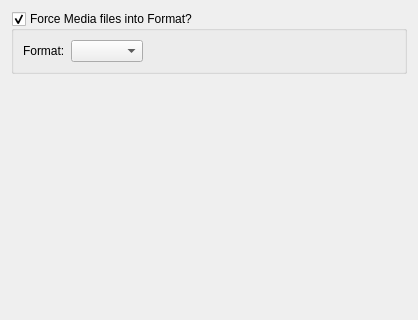
Old version of the form Preferences/UI/MakeMKVGeneralSettings.ui in the repository towel42-com/MediaManager; both pictures show x 0 to 418 and y 0 to 320 of the 418 by 535 pixel window.
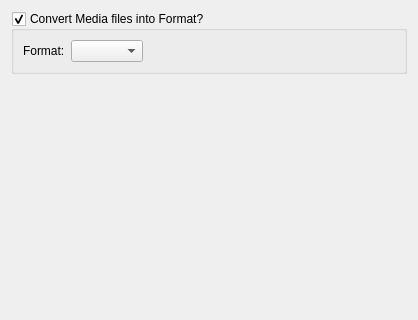
New version of the form.

The edit to the form file:
```diff
--- a/Preferences/UI/MakeMKVGeneralSettings.ui
+++ b/Preferences/UI/MakeMKVGeneralSettings.ui
@@ -17,7 +17,7 @@
    <item>
     <widget class="QGroupBox" name="forceMediaFormat">
      <property name="title">
-      <string>Force Media files into Format?</string>
+      <string>Convert Media files into Format?</string>
      </property>
      <property name="checkable">
       <bool>true</bool>
```
Left out of the diff: 4 changed lines with no effect on the pictures.
